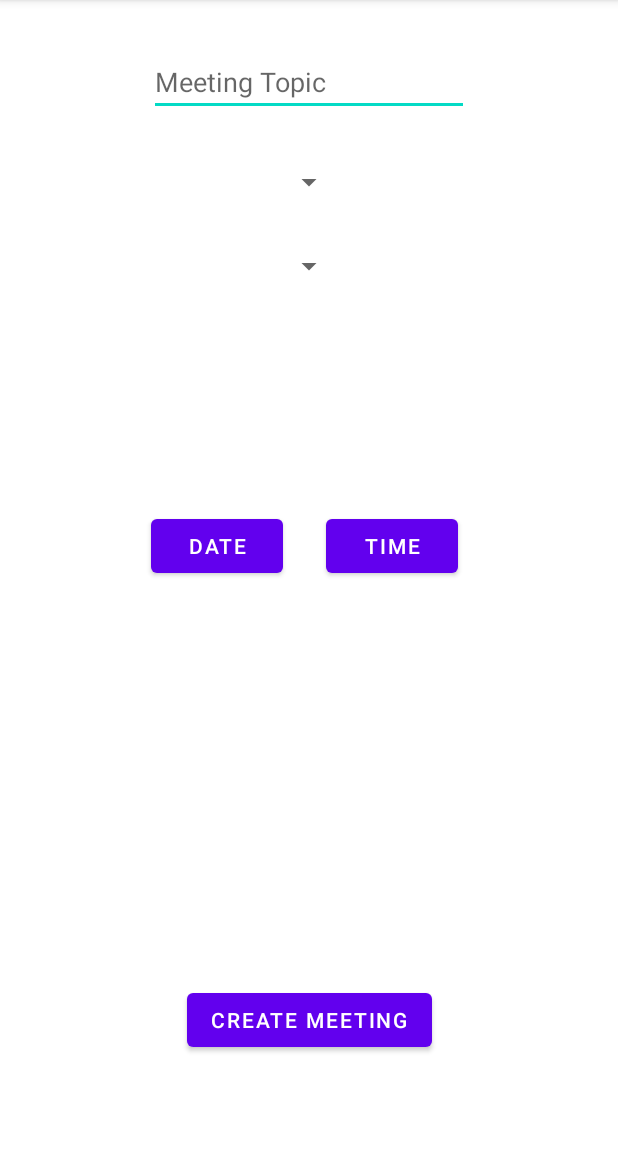
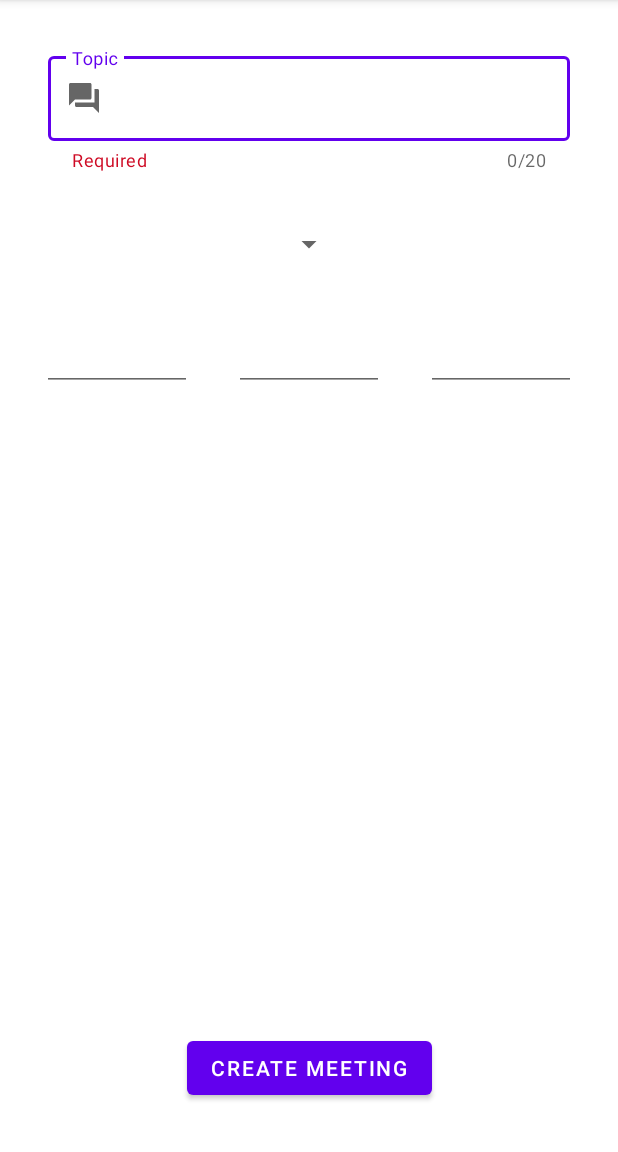
Before and after one commit to Enarier/Mareunion, an Android app: the CreateMeetingActivity screen opened directly, with no data from a screen before it, on a phone screen of 412 x 824 dp, the part 84-1236 px from its top. Run offline under Robolectric (Android 15) with nearby library versions, the phone set to English and light mode, and no system bars.

Commit message:
Eventbus added createMeeting.xml changed

```diff
--- a/app/build.gradle
+++ b/app/build.gradle
@@ -42,6 +42,6 @@ dependencies {
     androidTestImplementation 'androidx.test.ext:junit:1.1.3'
     androidTestImplementation 'androidx.test.espresso:espresso-core:3.4.0'
 
-    // CircleImageView
-    implementation 'de.hdodenhof:circleimageview:3.1.0'
+    // Event bus
+    implementation 'org.greenrobot:eventbus:3.1.1'
 }
--- a/app/src/main/java/com/openclassrooms/mareunion/service/DummyMeetingGenerator.java
+++ b/app/src/main/java/com/openclassrooms/mareunion/service/DummyMeetingGenerator.java
@@ -17,7 +17,7 @@ public abstract class DummyMeetingGenerator {
             new Room("Salle B", R.color.teal_700),
             new Room("Salle C", R.color.purple_700),
             new Room("Salle D", R.color.teal_200),
-            new Room("Salle E", R.color.fab_createMeeting)
+            new Room("Salle E", R.color.red)
     );
 
     public static List<String> PARTICIPANTS_EMAIL = Arrays.asList(
--- a/app/src/main/java/com/openclassrooms/mareunion/service/MeetingApiService.java
+++ b/app/src/main/java/com/openclassrooms/mareunion/service/MeetingApiService.java
@@ -13,7 +13,10 @@ public interface MeetingApiService {
 
     void deleteMeeting(Meeting meeting);
 
-    void sortMeeting(Meeting meeting);
+//  1 method filter by date and 1 method filter by room
+    void filterByDate(String date);
+
+    void filterByRoom(Room room);
 
     List<Room> availableRoom();
 }
--- a/app/src/main/java/com/openclassrooms/mareunion/ui/CreateMeetingActivity.java
+++ b/app/src/main/java/com/openclassrooms/mareunion/ui/CreateMeetingActivity.java
@@ -1,16 +1,76 @@
 package com.openclassrooms.mareunion.ui;
 
 import androidx.appcompat.app.AppCompatActivity;
+import androidx.fragment.app.DialogFragment;
 
+import android.app.DatePickerDialog;
+import android.app.TimePickerDialog;
 import android.os.Bundle;
+import android.view.View;
+import android.widget.DatePicker;
+import android.widget.TimePicker;
 
-import com.openclassrooms.mareunion.R;
+import com.openclassrooms.mareunion.databinding.ActivityCreateMeetingBinding;
+
+import com.openclassrooms.mareunion.service.MeetingApiService;
+
+import java.util.Calendar;
 
 public class CreateMeetingActivity extends AppCompatActivity {
+
+    private Calendar mCalendar = Calendar.getInstance();
+
+    private MeetingApiService mApiService;
+
+    private ActivityCreateMeetingBinding mActivityCreateMeetingBinding;
 
     @Override
     protected void onCreate(Bundle savedInstanceState) {
         super.onCreate(savedInstanceState);
-        setContentView(R.layout.activity_create_meeting);
+
+        mActivityCreateMeetingBinding = ActivityCreateMeetingBinding.inflate(getLayoutInflater());
+        View view = mActivityCreateMeetingBinding.getRoot();
+        setContentView(view);
+
+        mActivityCreateMeetingBinding.editTextDate.setOnClickListener(new View.OnClickListener() {
+            @Override
+            public void onClick(View v) {
+                showDatePickerDialog();
+            }
+        });
+
+        mActivityCreateMeetingBinding.editTextStartingTime.setOnClickListener(new View.OnClickListener() {
+            @Override
+            public void onClick(View v) {
+                showTimePickerDialog();
+            }
+        });
+
+        mActivityCreateMeetingBinding.buttonCreateMeeting.setOnClickListener(new View.OnClickListener() {
+            @Override
+            public void onClick(View v) {
+                createMeeting();
+            }
+        });
     }
+
+    private void showDatePickerDialog() {
+        DialogFragment mDatePickerFragment = new DatePickerFragment();
+        mDatePickerFragment.show(getSupportFragmentManager(), "datePicker");
+    }
+
+    private void showTimePickerDialog() {
+        DialogFragment mTimePickerFragment = new TimePickerFragment();
+        mTimePickerFragment.show(getSupportFragmentManager(), "timePicker");
+    }
+
+    private void createMeeting() {
+//        Meeting mMeeting = new Meeting(
+//
+//        );
+//        mApiService.createMeeting(mMeeting);
+//        finish();
+
+    }
+
 }
--- /dev/null
+++ b/app/src/main/res/drawable/ic_meeting_topic_24.xml
@@ -0,0 +1,5 @@
+<vector android:height="24dp" android:tint="#00E4FF"
+    android:viewportHeight="24" android:viewportWidth="24"
+    android:width="24dp" xmlns:android="http://schemas.android.com/apk/res/android">
+    <path android:fillColor="@android:color/white" android:pathData="M21,6h-2v9L6,15v2c0,0.55 0.45,1 1,1h11l4,4L22,7c0,-0.55 -0.45,-1 -1,-1zM17,12L17,3c0,-0.55 -0.45,-1 -1,-1L3,2c-0.55,0 -1,0.45 -1,1v14l4,-4h10c0.55,0 1,-0.45 1,-1z"/>
+</vector>
--- a/app/src/main/res/layout/activity_create_meeting.xml
+++ b/app/src/main/res/layout/activity_create_meeting.xml
@@ -6,71 +6,99 @@
     android:layout_height="match_parent"
     tools:context=".ui.CreateMeetingActivity">
 
-    <Button
-        android:id="@+id/date"
+    <com.google.android.material.textfield.TextInputLayout
+        android:id="@+id/textInputLayout_subject"
+        style="@style/Widget.MaterialComponents.TextInputLayout.OutlinedBox"
+        android:layout_width="match_parent"
+        android:layout_height="wrap_content"
+        android:layout_marginStart="32dp"
+        android:layout_marginTop="32dp"
+        android:layout_marginEnd="32dp"
+        app:counterEnabled="true"
+        app:counterMaxLength="20"
+        app:endIconMode="clear_text"
+        app:helperText="Required"
+        app:helperTextTextColor="@color/red"
+        app:layout_constraintEnd_toEndOf="parent"
+        app:layout_constraintStart_toStartOf="parent"
+        app:layout_constraintTop_toTopOf="parent"
+        app:startIconDrawable="@drawable/ic_meeting_topic_24">
+
+        <com.google.android.material.textfield.TextInputEditText
+            android:layout_width="match_parent"
+            android:layout_height="wrap_content"
+            android:hint="@string/topic" />
+
+    </com.google.android.material.textfield.TextInputLayout>
+
+    <Spinner
+        android:id="@+id/spinner_room"
         android:layout_width="wrap_content"
         android:layout_height="wrap_content"
-        android:layout_marginStart="100dp"
-        android:layout_marginTop="340dp"
-        android:layout_marginEnd="8dp"
-        android:text="Date"
-        app:layout_constraintEnd_toEndOf="parent"
-        app:layout_constraintHorizontal_bias="0.004"
-        app:layout_constraintStart_toStartOf="parent"
-        app:layout_constraintTop_toTopOf="parent" />
+        android:layout_marginTop="24dp"
+        android:minHeight="48dp"
+        app:layout_constraintEnd_toEndOf="@+id/textInputLayout_subject"
+        app:layout_constraintStart_toStartOf="@+id/textInputLayout_subject"
+        app:layout_constraintTop_toBottomOf="@+id/textInputLayout_subject" />
 
     <Button
-        android:id="@+id/time"
+        android:id="@+id/button_createMeeting"
         android:layout_width="wrap_content"
         android:layout_height="wrap_content"
-        android:layout_marginStart="8dp"
-        android:layout_marginTop="340dp"
-        android:layout_marginEnd="100dp"
-        android:text="Time"
-        app:layout_constraintEnd_toEndOf="parent"
-        app:layout_constraintHorizontal_bias="0.759"
-        app:layout_constraintStart_toEndOf="@+id/date"
-        app:layout_constraintTop_toTopOf="parent" />
-
-    <Spinner
-        android:id="@+id/add_participants"
-        android:layout_width="wrap_content"
-        android:layout_height="wrap_content"
-        android:layout_marginTop="32dp"
-        app:layout_constraintEnd_toEndOf="@+id/choose_room"
-        app:layout_constraintStart_toStartOf="@+id/choose_room"
-        app:layout_constraintTop_toBottomOf="@+id/choose_room" />
-
-    <Spinner
-        android:id="@+id/choose_room"
-        android:layout_width="wrap_content"
-        android:layout_height="wrap_content"
-        android:layout_marginTop="32dp"
-        app:layout_constraintEnd_toEndOf="@+id/meeting_topic"
-        app:layout_constraintStart_toStartOf="@+id/meeting_topic"
-        app:layout_constraintTop_toBottomOf="@+id/meeting_topic" />
-
-    <EditText
-        android:id="@+id/meeting_topic"
-        android:layout_width="wrap_content"
-        android:layout_height="wrap_content"
-        android:layout_marginTop="32dp"
-        android:ems="10"
-        android:hint="Meeting Topic"
-        android:inputType="textPersonName"
-        app:layout_constraintEnd_toEndOf="parent"
-        app:layout_constraintStart_toStartOf="parent"
-        app:layout_constraintTop_toTopOf="parent" />
-
-    <Button
-        android:id="@+id/create_meeting"
-        android:layout_width="wrap_content"
-        android:layout_height="wrap_content"
-        android:layout_marginBottom="64dp"
-        android:text="create meeting"
+        android:layout_marginBottom="32dp"
+        android:text="@string/create_meeting"
         app:layout_constraintBottom_toBottomOf="parent"
         app:layout_constraintEnd_toEndOf="parent"
         app:layout_constraintHorizontal_bias="0.5"
         app:layout_constraintStart_toStartOf="parent" />
 
+    <EditText
+        android:id="@+id/editText_date"
+        android:layout_width="100dp"
+        android:layout_height="50dp"
+        android:layout_marginTop="24dp"
+        android:ems="10"
+        android:focusable="false"
+        android:focusableInTouchMode="false"
+        android:inputType="date"
+        app:layout_constraintEnd_toStartOf="@+id/editText_startingTime"
+        app:layout_constraintHorizontal_bias="0.5"
+        app:layout_constraintStart_toStartOf="parent"
+        app:layout_constraintTop_toBottomOf="@+id/spinner_room" />
+
+    <EditText
+        android:id="@+id/editText_startingTime"
+        android:layout_width="100dp"
+        android:layout_height="50dp"
+        android:ems="10"
+        android:focusable="false"
+        android:focusableInTouchMode="false"
+        android:inputType="time"
+        app:layout_constraintBaseline_toBaselineOf="@+id/editText_date"
+        app:layout_constraintEnd_toStartOf="@+id/editText_endTime"
+        app:layout_constraintHorizontal_bias="0.5"
+        app:layout_constraintStart_toEndOf="@+id/editText_date" />
+
+    <EditText
+        android:id="@+id/editText_endTime"
+        android:layout_width="100dp"
+        android:layout_height="50dp"
+        android:ems="10"
+        android:focusable="false"
+        android:focusableInTouchMode="false"
+        android:inputType="time"
+        app:layout_constraintBaseline_toBaselineOf="@+id/editText_startingTime"
+        app:layout_constraintEnd_toEndOf="parent"
+        app:layout_constraintHorizontal_bias="0.5"
+        app:layout_constraintStart_toEndOf="@+id/editText_startingTime" />
+
+    <com.google.android.material.chip.ChipGroup
+        android:id="@+id/chip_participantsEmail"
+        android:layout_width="350dp"
+        android:layout_height="214dp"
+        tools:layout_editor_absoluteX="32dp"
+        tools:layout_editor_absoluteY="293dp">
+
+    </com.google.android.material.chip.ChipGroup>
+
 </androidx.constraintlayout.widget.ConstraintLayout>
--- a/app/src/main/res/layout/activity_main.xml
+++ b/app/src/main/res/layout/activity_main.xml
@@ -22,7 +22,7 @@
         android:layout_height="wrap_content"
         android:layout_marginEnd="24dp"
         android:layout_marginBottom="32dp"
-        android:backgroundTint="@color/fab_createMeeting"
+        android:backgroundTint="@color/red"
         android:src="@drawable/ic_fab_add_24"
         app:tint="@null"
         app:layout_constraintBottom_toBottomOf="parent"
--- a/app/src/main/res/values-night/themes.xml
+++ b/app/src/main/res/values-night/themes.xml
@@ -2,7 +2,7 @@
     <!-- Base application theme. -->
     <style name="Theme.MyApplication" parent="Theme.MaterialComponents.DayNight.DarkActionBar">
         <!-- Primary brand color. -->
-        <item name="colorPrimary">@color/fab_createMeeting</item>
+        <item name="colorPrimary">@color/red</item>
         <item name="colorPrimaryVariant">@color/purple_700</item>
         <item name="colorOnPrimary">@color/black</item>
         <!-- Secondary brand color. -->
--- a/app/src/main/res/values/colors.xml
+++ b/app/src/main/res/values/colors.xml
@@ -1,6 +1,6 @@
 <?xml version="1.0" encoding="utf-8"?>
 <resources>
-    <color name="fab_createMeeting">#ce0a24</color>
+    <color name="red">#ce0a24</color>
     <color name="purple_500">#FF6200EE</color>
     <color name="purple_700">#FF3700B3</color>
     <color name="teal_200">#FF03DAC5</color>
```
Also changed, not shown: app/src/main/java/com/openclassrooms/mareunion/event/DeleteMeetingEvent.java (added, +19 -0 lines), app/src/main/java/com/openclassrooms/mareunion/model/Meeting.java (+0 -21 lines), app/src/main/java/com/openclassrooms/mareunion/service/DummyMeetingApiService.java (+8 -1 lines), app/src/main/java/com/openclassrooms/mareunion/ui/DatePickerFragment.java (added, +32 -0 lines), app/src/main/java/com/openclassrooms/mareunion/ui/MainActivity.java (+58 -22 lines), app/src/main/java/com/openclassrooms/mareunion/ui/MeetingRecyclerViewAdapter.java (+13 -1 lines), app/src/main/java/com/openclassrooms/mareunion/ui/TimePickerFragment.java (added, +33 -0 lines), app/src/main/res/menu/sort_menu.xml (+6 -6 lines), app/src/main/res/values/strings.xml (+6 -3 lines), app/src/main/ic_liverpool-playstore.png (added).
